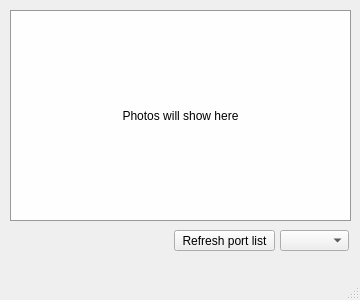
deadcast2/HABIL, file QtLora/mainwindow.ui: the form before one commit.
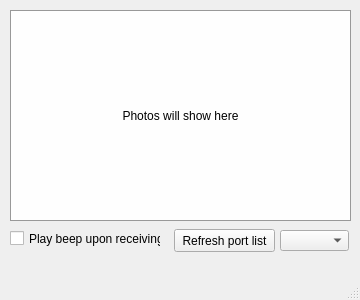
The form after the commit.

Commit message: Added transmission timer and beep sound

```diff
--- a/QtLora/mainwindow.ui
+++ b/QtLora/mainwindow.ui
@@ -62,15 +62,28 @@
     <property name="geometry">
      <rect>
       <x>174</x>
-      <y>230</y>
+      <y>229</y>
       <width>101</width>
-      <height>21</height>
+      <height>23</height>
      </rect>
     </property>
     <property name="text">
      <string>Refresh port list</string>
     </property>
    </widget>
+   <widget class="QCheckBox" name="checkBox">
+    <property name="geometry">
+     <rect>
+      <x>10</x>
+      <y>230</y>
+      <width>151</width>
+      <height>17</height>
+     </rect>
+    </property>
+    <property name="text">
+     <string>Play beep upon receiving</string>
+    </property>
+   </widget>
   </widget>
   <widget class="QMenuBar" name="menuBar">
    <property name="geometry">
```
The commit also changes 2 other files.
